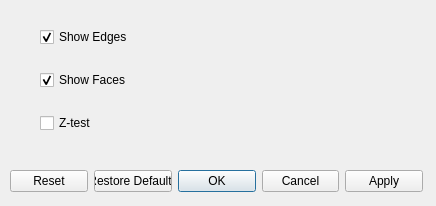
Qt form src/Interface/Modules/Visualization/ShowMesh.ui (SCIInstitute/SCIRun) before a commit.
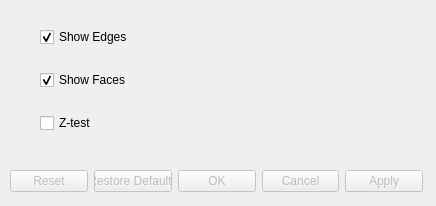
The same form after that commit.

Diff of the .ui file:
```diff
--- a/src/Interface/Modules/Visualization/ShowMesh.ui
+++ b/src/Interface/Modules/Visualization/ShowMesh.ui
@@ -14,6 +14,9 @@
    <string>Dialog</string>
   </property>
   <widget class="QDialogButtonBox" name="buttonBox">
+   <property name="enabled">
+    <bool>false</bool>
+   </property>
    <property name="geometry">
     <rect>
      <x>10</x>
```
